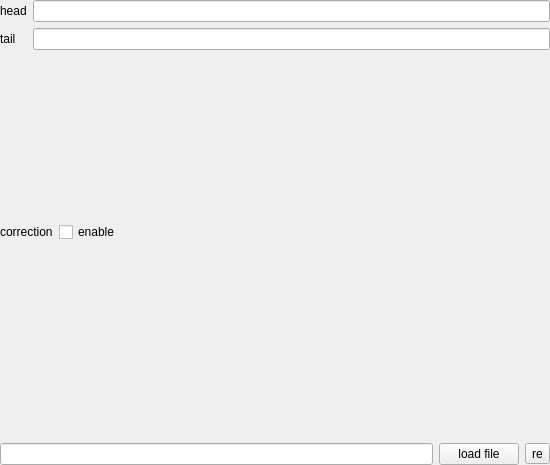
This is src/form/FormPlotSimulate/formplotsimulate.ui in MRsoymilk/MySerial as Qt 5 draws it before an edit. The edited form follows.
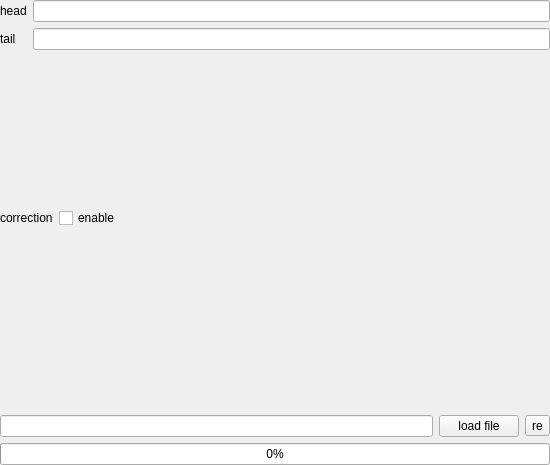
This is the edited form.

The edit to the form file:
```diff
--- a/src/form/FormPlotSimulate/formplotsimulate.ui
+++ b/src/form/FormPlotSimulate/formplotsimulate.ui
@@ -13,7 +13,7 @@
   <property name="windowTitle">
    <string>PlotSimulate</string>
   </property>
-  <layout class="QGridLayout" name="gridLayout" rowstretch="0,0,0">
+  <layout class="QGridLayout" name="gridLayout" rowstretch="0,0,0,0">
    <property name="leftMargin">
     <number>0</number>
    </property>
@@ -26,6 +26,27 @@
    <property name="bottomMargin">
     <number>0</number>
    </property>
+   <item row="2" column="0">
+    <layout class="QHBoxLayout" name="hLayLoad">
+     <item>
+      <widget class="QLineEdit" name="lineEditPath"/>
+     </item>
+     <item>
+      <widget class="QPushButton" name="btnLoadFile">
+       <property name="text">
+        <string>load file</string>
+       </property>
+      </widget>
+     </item>
+     <item>
+      <widget class="QToolButton" name="toolButtonRe">
+       <property name="text">
+        <string>re</string>
+       </property>
+      </widget>
+     </item>
+    </layout>
+   </item>
    <item row="0" column="0">
     <layout class="QFormLayout" name="formLayout">
      <item row="0" column="0">
@@ -50,27 +71,6 @@
      </item>
     </layout>
    </item>
-   <item row="2" column="0">
-    <layout class="QHBoxLayout" name="hLayLoad">
-     <item>
-      <widget class="QLineEdit" name="lineEditPath"/>
-     </item>
-     <item>
-      <widget class="QPushButton" name="btnLoadFile">
-       <property name="text">
-        <string>load file</string>
-       </property>
-      </widget>
-     </item>
-     <item>
-      <widget class="QToolButton" name="toolButtonRe">
-       <property name="text">
-        <string>re</string>
-       </property>
-      </widget>
-     </item>
-    </layout>
-   </item>
    <item row="1" column="0">
     <layout class="QFormLayout" name="formLayoutOption">
      <item row="0" column="0">
@@ -89,6 +89,13 @@
      </item>
     </layout>
    </item>
+   <item row="3" column="0">
+    <widget class="QProgressBar" name="progressBar">
+     <property name="value">
+      <number>0</number>
+     </property>
+    </widget>
+   </item>
   </layout>
  </widget>
  <tabstops>
```
